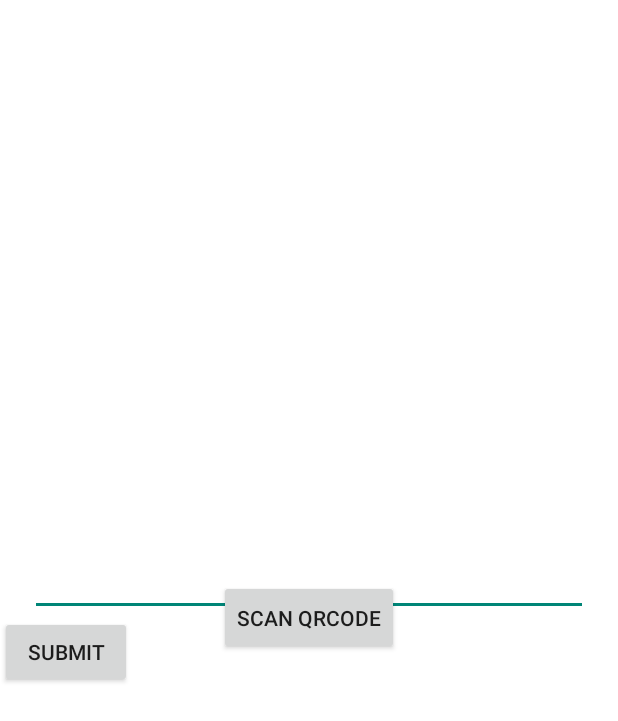
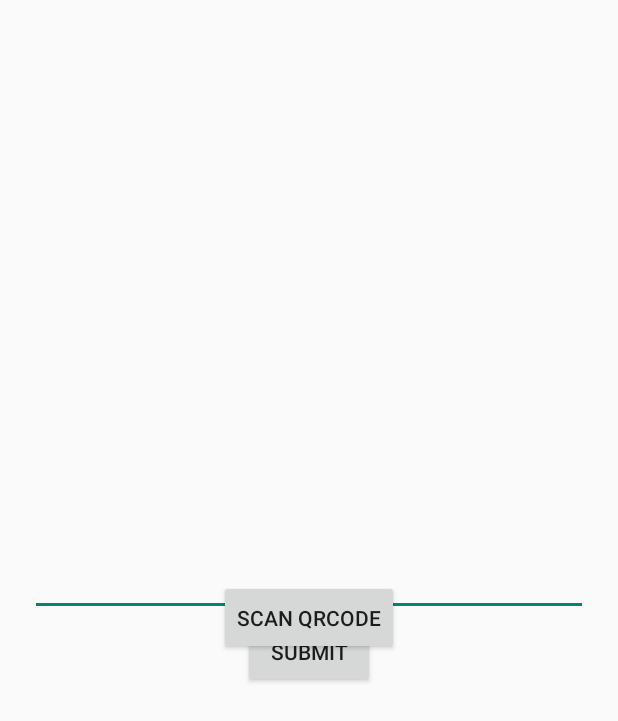
Before and after one commit to oubaydos/QrCodeCopier, an Android app: the layout activity_main.xml on its own in the app's theme, with its tools: preview values and no code run, on a phone screen of 412 x 824 dp. Shown: the top 721 px of the screen. Run offline under Robolectric (Android 15) with nearby library versions, the phone set to English and light mode, and no system bars.

Commit message:
minimum style :)

```diff
--- a/MobileApp/app/src/main/res/layout/activity_main.xml
+++ b/MobileApp/app/src/main/res/layout/activity_main.xml
@@ -4,7 +4,6 @@
     xmlns:tools="http://schemas.android.com/tools"
     android:layout_width="match_parent"
     android:layout_height="match_parent"
-    android:background="@color/white"
     tools:context=".MainActivity">
 
     <Button
@@ -19,6 +18,7 @@
         android:layout_height="wrap_content"
         android:layout_centerInParent="true"
         android:orientation="vertical"
+        android:gravity="center"
         >
         <EditText
             android:layout_width="match_parent"
```
